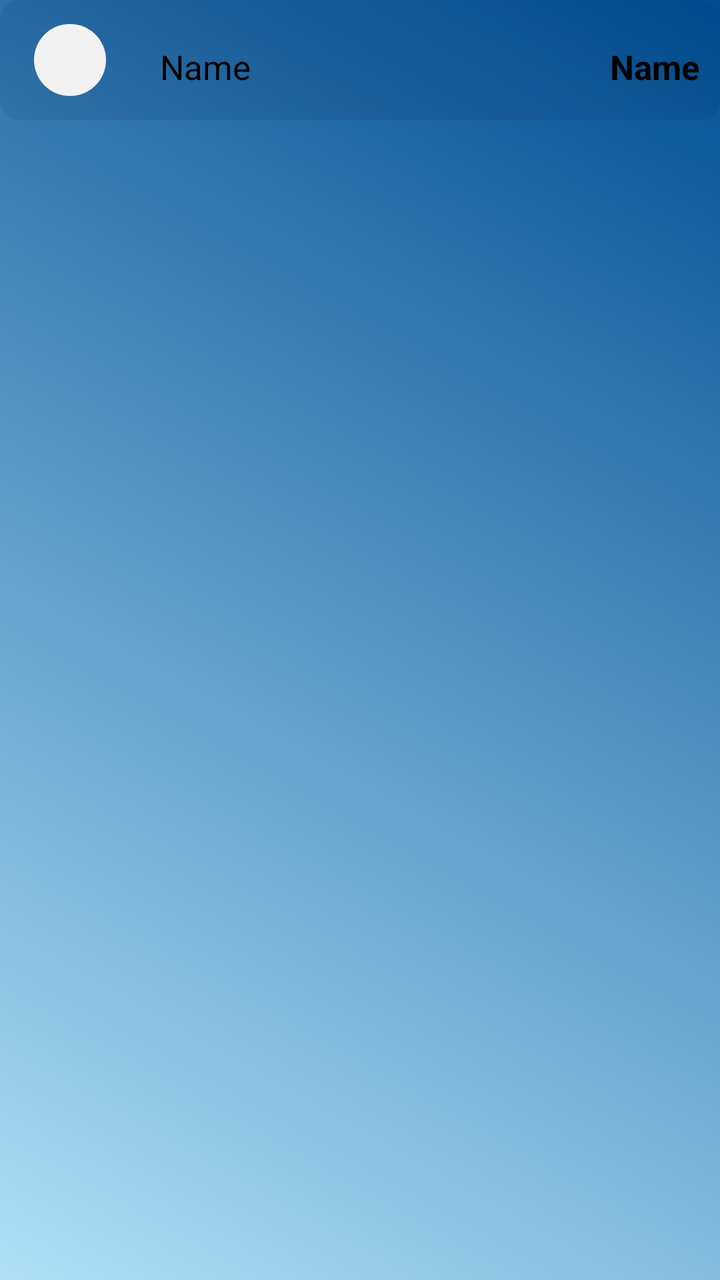
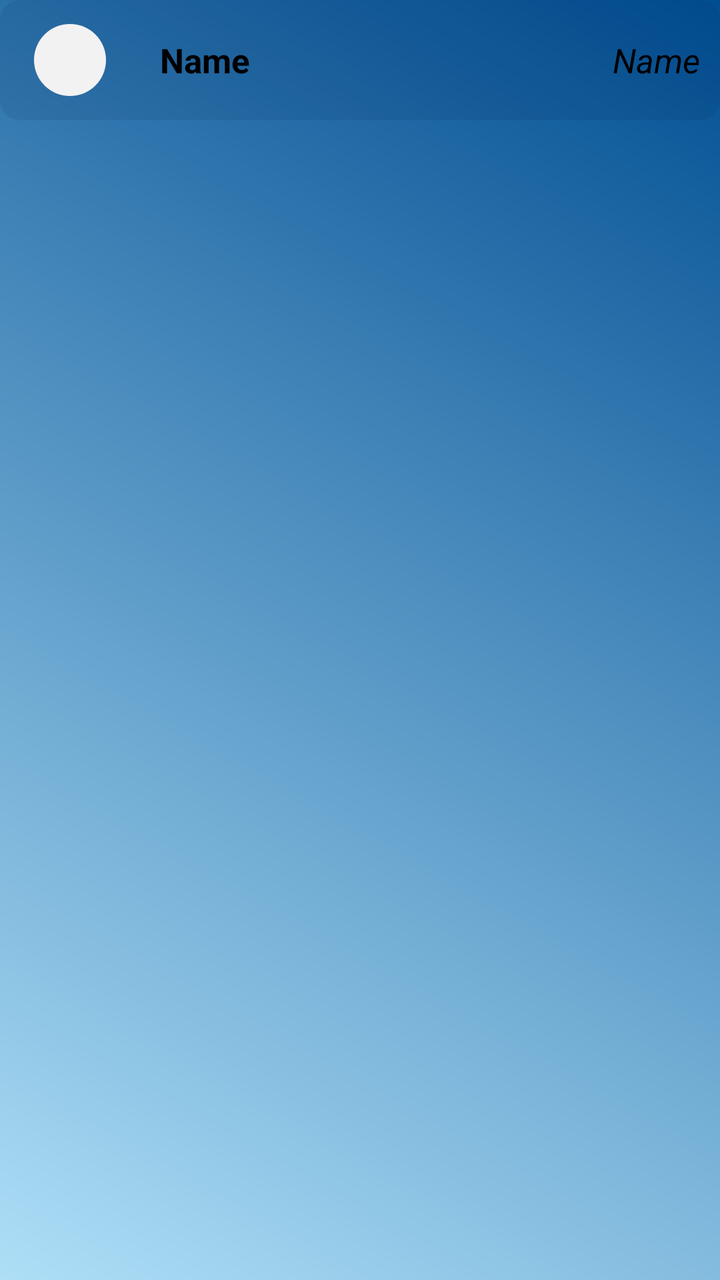

An Android layout rendered at two revisions. The XML below is the earlier revision; the diff shows what the commit changed to produce the second picture.
<!-- AndroidManifest.xml: application theme Theme.Budget_Planner -->
<!-- res/layout/chart_listview_design.xml -->
<?xml version="1.0" encoding="utf-8"?>
<RelativeLayout xmlns:android="http://schemas.android.com/apk/res/android"
    android:layout_width="match_parent"
    android:layout_height="match_parent"

    xmlns:app="http://schemas.android.com/apk/res-auto">

    <RelativeLayout
        android:layout_width="match_parent"
        android:layout_height="wrap_content"
        android:orientation="horizontal"
        android:background="@drawable/round_listview_with_color">
        <ImageView
            android:id="@+id/image"
            android:layout_width="50dp"
            android:layout_height="50dp"
            android:background="@drawable/circle_drawable"
            android:layout_marginHorizontal="10dp"
            android:layout_marginVertical="5dp"
            android:scaleType="centerInside"/>
        <LinearLayout
            android:layout_width="wrap_content"
            android:layout_height="wrap_content"
            android:layout_centerVertical="true"
            android:layout_toRightOf="@+id/image"
            android:orientation="vertical">

            <TextView
                android:id="@+id/name"
                android:layout_width="wrap_content"
                android:layout_height="wrap_content"
                android:layout_marginTop="7dp"
                android:layout_marginStart="10dp"
                android:layout_toRightOf="@+id/image"

                android:text="Name"
                android:textColor="?android:attr/textColor"
                android:textSize="17dp" />


        </LinearLayout>


        <LinearLayout
            android:layout_width="wrap_content"
            android:layout_height="wrap_content"
            android:layout_alignParentRight="true"
            android:layout_centerVertical="true"
            android:orientation="vertical">
            <TextView
                android:id="@+id/amount"
                android:layout_width="wrap_content"
                android:layout_height="wrap_content"
                android:layout_marginTop="7dp"
                android:layout_marginEnd="10dp"
                android:textStyle="bold"
                android:layout_toRightOf="@+id/image"
                android:text="Name"
                android:textColor="?android:attr/textColor"
                android:textSize="17dp"
                android:layout_gravity="end"/>


        </LinearLayout>

    </RelativeLayout>

</RelativeLayout>
<!-- resources referenced by this layout -->
<resources>
  <!-- drawable circle_drawable (drawable) -->
  <inset xmlns:android="http://schemas.android.com/apk/res/android"
      android:insetLeft="7dp"
      android:insetTop="7dp"
      android:insetRight="7dp"
      android:insetBottom="7dp">
  
      <shape android:shape="oval">
          <solid android:color="#F2F2F2"/> 
          <size android:width="40dp" android:height="40dp"/> 
      </shape>
  
  </inset>
  <!-- drawable round_listview_with_color (drawable) -->
  <?xml version="1.0" encoding="utf-8"?>
  <shape xmlns:android="http://schemas.android.com/apk/res/android"
      android:shape="rectangle">
      <solid android:color="?attr/colorOnTertiary"/>
      <corners android:radius="10dp"/>
  </shape>
  <style name="Theme.Budget_Planner" parent="Base.Theme.Budget_Planner" />
  <style name="Base.Theme.Budget_Planner" parent="Theme.Material3.DayNight.NoActionBar">
          
          <item name="android:windowBackground">@drawable/backgroung_gradient</item>
          
          <item name="colorPrimary">#EDEDED</item>
          
          <item name="colorPrimaryVariant">#BBD7FF</item>
          
          <item name="colorOnPrimary">#004E92</item>
          
          <item name="android:textColor">@color/black</item>
          
          <item name="colorOnSecondary">#004E92</item>
          
          <item name="colorSecondary">#EDEDED</item>
          
          <item name="colorSecondaryVariant">#EDEDED</item>
          
          <item name="colorTertiary">#E3E3E3</item>
          
          <item name="colorOnTertiary">#1A001F54</item>
          <item name="android:drawableTint">#B3292D32</item>
  
          <item name="android:statusBarColor">#004E92</item>
      </style>
  <!-- drawable backgroung_gradient (drawable) -->
  <?xml version="1.0" encoding="utf-8"?>
  <shape xmlns:android="http://schemas.android.com/apk/res/android">
      <gradient
          android:type="linear"
          android:angle="45"
          android:startColor="#AEDFF7"
          android:endColor="#004E92"></gradient>
  </shape>
  <color name="black">#FF000000</color>
</resources>

<!-- the commit's change to res/layout/chart_listview_design.xml (unified diff, before → after) -->
@@ -29,10 +29,9 @@
                 android:id="@+id/name"
                 android:layout_width="wrap_content"
                 android:layout_height="wrap_content"
-                android:layout_marginTop="7dp"
                 android:layout_marginStart="10dp"
                 android:layout_toRightOf="@+id/image"
-
+                android:textStyle="bold"
                 android:text="Name"
                 android:textColor="?android:attr/textColor"
                 android:textSize="17dp" />
@@ -51,9 +50,8 @@
                 android:id="@+id/amount"
                 android:layout_width="wrap_content"
                 android:layout_height="wrap_content"
-                android:layout_marginTop="7dp"
                 android:layout_marginEnd="10dp"
-                android:textStyle="bold"
+                android:textStyle="italic"
                 android:layout_toRightOf="@+id/image"
                 android:text="Name"
                 android:textColor="?android:attr/textColor"
